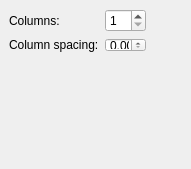
The window that kword/part/dialogs/KWDocumentColumns.ui (KDE/calligra) describes before a commit, drawn with Qt 5.
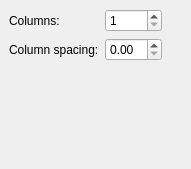
The same window after the commit. Custom widgets are drawn as their Qt base class.

Commit message: Remove bad geometry that made the text unreadable.

```diff
--- a/kword/part/dialogs/KWDocumentColumns.ui
+++ b/kword/part/dialogs/KWDocumentColumns.ui
@@ -16,7 +16,19 @@
    <property name="margin" >
     <number>9</number>
    </property>
-   <property name="spacing" >
+   <property name="topMargin" >
+    <number>9</number>
+   </property>
+   <property name="rightMargin" >
+    <number>9</number>
+   </property>
+   <property name="bottomMargin" >
+    <number>9</number>
+   </property>
+   <property name="horizontalSpacing" >
+    <number>6</number>
+   </property>
+   <property name="verticalSpacing" >
     <number>6</number>
    </property>
    <item row="2" column="0" colspan="2" >
@@ -35,9 +47,7 @@
    <item rowspan="3" row="0" column="2" >
     <widget class="QWidget" native="1" name="previewPane" >
      <property name="sizePolicy" >
-      <sizepolicy>
-       <hsizetype>5</hsizetype>
-       <vsizetype>5</vsizetype>
+      <sizepolicy vsizetype="Preferred" hsizetype="Preferred" >
        <horstretch>1</horstretch>
        <verstretch>0</verstretch>
       </sizepolicy>
@@ -45,16 +55,7 @@
     </widget>
    </item>
    <item row="1" column="1" >
-    <widget class="KoUnitDoubleSpinBox" name="spacing" >
-     <property name="sizePolicy" >
-      <sizepolicy>
-       <hsizetype>13</hsizetype>
-       <vsizetype>13</vsizetype>
-       <horstretch>0</horstretch>
-       <verstretch>0</verstretch>
-      </sizepolicy>
-     </property>
-    </widget>
+    <widget class="KoUnitDoubleSpinBox" name="spacing" />
    </item>
    <item row="0" column="1" >
     <widget class="QSpinBox" name="columns" >
```
Left out of the diff: 6 changed lines with no effect on the pictures.
